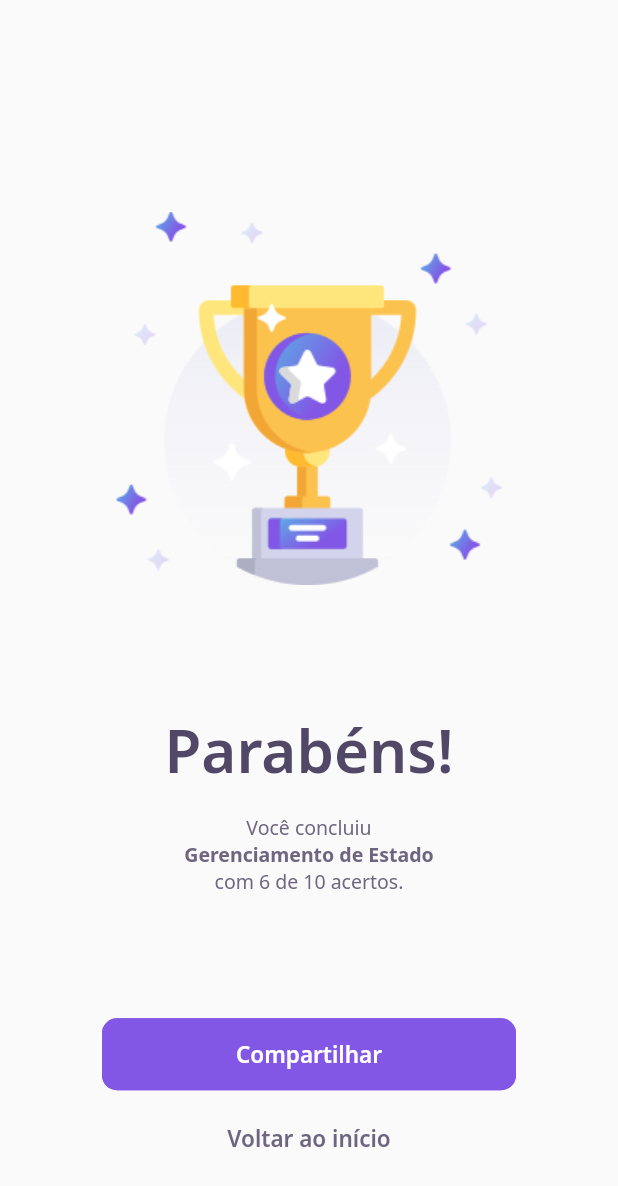
After one commit to cintiafumi/devquiz, a Flutter app: the ResultPage screen opened directly, on a phone screen of 412 x 824 dp. The commit adds this screen. Shown: the top 1186 px of the screen. Run offline on Flutter 3.47's test engine with Material 2 defaults, Android fonts, the phone set to English and light mode, and no system bars; our stand-ins replace google_fonts; accounts and stored records are empty; network calls fail.

Commit message:
✨  feat: Add ResultPage

```diff
--- a/lib/challenge/challenge_page.dart
+++ b/lib/challenge/challenge_page.dart
@@ -1,6 +1,7 @@
 import 'package:devquiz/challenge/widgets/next_button/next_button_widget.dart';
 import 'package:devquiz/challenge/widgets/question_indicator/question_indicator_widget.dart';
 import 'package:devquiz/challenge/widgets/quiz/quiz_widget.dart';
+import 'package:devquiz/result/result_page.dart';
 import 'package:devquiz/shared/models/question_model.dart';
 import 'package:flutter/material.dart';
 
@@ -83,7 +84,7 @@ class _ChallengePageState extends State<ChallengePage> {
               children: [
                 if (value < widget.questions.length)
                   Expanded(
-                    child: NextButtonWidget.secondary(
+                    child: NextButtonWidget.outlined(
                     label: "Pular",
                     onTap: nextPage,
                   )),
@@ -93,7 +94,10 @@ class _ChallengePageState extends State<ChallengePage> {
                     child: NextButtonWidget.primary(
                     label: "Confirmar",
                     onTap: () {
-                      Navigator.pop(context);
+                      Navigator.push(
+                        context,
+                        MaterialPageRoute(builder: (context) => ResultPage())
+                      );
                     },
                   )),
               ],
--- /dev/null
+++ b/lib/result/result_page.dart
@@ -0,0 +1,84 @@
+import 'package:devquiz/challenge/widgets/next_button/next_button_widget.dart';
+import 'package:devquiz/core/core.dart';
+import 'package:flutter/material.dart';
+
+class ResultPage extends StatelessWidget {
+  @override
+  Widget build(BuildContext context) {
+    return Scaffold(
+      body: Container(
+        width: double.maxFinite,
+        padding: EdgeInsets.only(top: 100),
+        child: Column(
+          mainAxisAlignment: MainAxisAlignment.spaceAround,
+          children: [
+            Image.asset(AppImages.trophy),
+            Column(
+              children: [
+                Text(
+                  "Parabéns!",
+                  style: AppTextStyles.heading40,
+                ),
+                SizedBox(
+                  height: 16,
+                ),
+                Text.rich(
+                  TextSpan(
+                    text: "Você concluiu ",
+                    style: AppTextStyles.body,
+                    children: [
+                      TextSpan(
+                        text: "\nGerenciamento de Estado ",
+                        style: AppTextStyles.bodyBold,
+                      ),
+                      TextSpan(
+                        text: "\ncom 6 de 10 acertos.",
+                        style: AppTextStyles.body,
+                      ),
+                    ],
+                  ),
+                  textAlign: TextAlign.center,
+                ),
+              ],
+            ),
+            Column(
+              children: [
+                Row(
+                  children: [
+                    Expanded(
+                      child: Padding(
+                        padding: const EdgeInsets.symmetric(horizontal: 68),
+                        child: NextButtonWidget.secondary(
+                          label: "Compartilhar",
+                          onTap: () {},
+                        ),
+                      ),
+                    ),
+                  ],
+                ),
+                SizedBox(
+                  height: 8,
+                ),
+                Row(
+                  children: [
+                    Expanded(
+                      child: Padding(
+                        padding: const EdgeInsets.symmetric(horizontal: 68),
+                        child: NextButtonWidget.text(
+                          label: "Voltar ao início",
+                          onTap: () {
+                            Navigator.pop(context);
+                          },
+                        ),
+                      ),
+                    ),
+                  ],
+                ),
+              ]
+            ),
+          ],
+        ),
+      ),
+    );
+  }
+}
```
